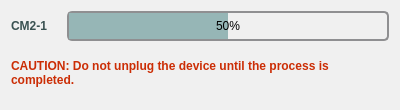
Above: T3kCfgFE/QFirmwareUpgradeDialog.ui from habilience/habilience-t3ksensor-tools before the change. Below: the same form after it.
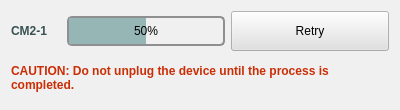
That is the form after the change. Custom widgets are drawn as their Qt base class.

What changed in the file:
```diff
--- a/T3kCfgFE/QFirmwareUpgradeDialog.ui
+++ b/T3kCfgFE/QFirmwareUpgradeDialog.ui
@@ -137,6 +137,25 @@
            </property>
           </widget>
          </item>
+         <item>
+          <widget class="QStyleButton" name="btnRetry">
+           <property name="sizePolicy">
+            <sizepolicy hsizetype="Expanding" vsizetype="Fixed">
+             <horstretch>0</horstretch>
+             <verstretch>0</verstretch>
+            </sizepolicy>
+           </property>
+           <property name="minimumSize">
+            <size>
+             <width>0</width>
+             <height>40</height>
+            </size>
+           </property>
+           <property name="text">
+            <string>Retry</string>
+           </property>
+          </widget>
+         </item>
         </layout>
        </item>
        <item>
@@ -166,6 +185,11 @@
  </widget>
  <layoutdefault spacing="6" margin="11"/>
  <customwidgets>
+  <customwidget>
+   <class>QStyleButton</class>
+   <extends>QPushButton</extends>
+   <header>QStyleButton.h</header>
+  </customwidget>
   <customwidget>
    <class>QSlidingStackedWidget</class>
    <extends>QStackedWidget</extends>
```
